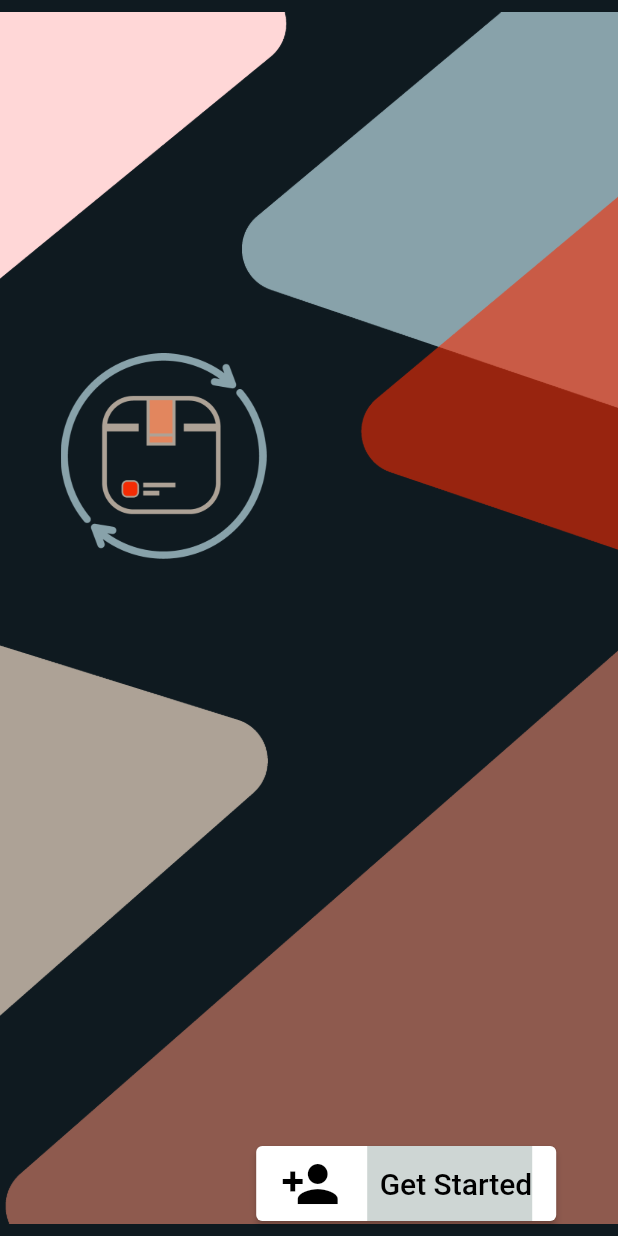
After one commit to Princekumar-Mehta/Flutter_Internship, a Flutter app: the screen it shows after launch, on a phone screen of 412 x 824 dp. The commit adds this screen. Run offline on Flutter 3.47's test engine with Material 2 defaults, Android fonts, the phone set to English and light mode, and no system bars; our stand-ins replace firebase_core, firebase_database; missing offline and left inert: mailer; accounts and stored records are empty.

Commit message:
getStartedSplash screen added

```diff
--- a/lib/Email/send_email.dart
+++ b/lib/Email/send_email.dart
@@ -6,8 +6,8 @@ import 'package:firebase_database/firebase_database.dart';
 import 'package:firebase_core/firebase_core.dart';
 
 main() async {
-  String username = email will be added by database;
-  String password = pwd will be added by database;
+  String username = "email will be added by database";
+  String password = "pwd will be added by database";
 
   final smtpServer = gmail(username, password);
   // Use the SmtpServer class to configure an SMTP server:
--- a/lib/main.dart
+++ b/lib/main.dart
@@ -1,5 +1,12 @@
+// import 'package:project_2/DatabaseManager/databaseManager.dart';
+//
+// main(){
+//   DatabaseManager db = DatabaseManager();
+//
+// }
 import 'package:flutter/material.dart';
 import 'package:project_2/routes.dart';
+import 'package:project_2/screens/getStartedScreen.dart';
 import 'package:project_2/screens/splashScreen.dart';
 import 'package:project_2/screens/loginScreen.dart';
 
@@ -13,10 +20,12 @@ class MyApp extends StatelessWidget {
   @override
   Widget build(BuildContext context) {
     return MaterialApp(
-      initialRoute: MyRoutes.MYHome,
+      initialRoute: MyRoutes.MYSplashScreen,
       routes: {
-        MyRoutes.Mylogin : (context)=> LoginScreen(),
-        MyRoutes.MYHome : (context)=> SplashScreen(),
+        MyRoutes.MYSplashScreen : (context)=> SplashScreen(),
+        MyRoutes.MyGetStartedScreen : (context)=> GetStartedScreen(),
+        MyRoutes.MyLogin : (context)=> LoginScreen(),
+
       },
     );
   }
--- a/lib/routes.dart
+++ b/lib/routes.dart
@@ -1,4 +1,5 @@
 class MyRoutes{
-  static final Mylogin = '/login';
-  static final MYHome = '/home';
+  static final MYSplashScreen = '/splashScreen';
+  static final MyGetStartedScreen = '/getStartedScreen';
+  static final MyLogin = '/login';
 }
--- /dev/null
+++ b/lib/screens/getStartedScreen.dart
@@ -0,0 +1,91 @@
+import 'package:flutter/material.dart';
+import 'package:project_2/routes.dart';
+
+class GetStartedScreen extends StatefulWidget {
+  const GetStartedScreen({Key? key}) : super(key: key);
+
+  @override
+  _GetStartedScreenState createState() => _GetStartedScreenState();
+}
+
+class _GetStartedScreenState extends State<GetStartedScreen> {
+  @override
+  Widget build(BuildContext context) {
+    return MaterialApp(
+      home: Scaffold(
+          backgroundColor: Color(0xFF0F1A20),
+          body: Center(
+            child:Stack(
+                children:[
+                  Positioned(
+                    child:Image.asset(
+                        "assets/images/Abstract_2.png",
+                        height:MediaQuery.of(context).size.height,
+                        width:MediaQuery.of(context).size.width),
+                  ),
+                  Positioned(
+                    top:MediaQuery.of(context).size.height/(3.5),
+                    left:MediaQuery.of(context).size.width/10.2,
+                    child:Image.asset(
+                        "assets/images/DIMS.png",
+                        height:MediaQuery.of(context).size.width/3,
+                        width:MediaQuery.of(context).size.width/3),
+                  ),
+                  Positioned(
+                    bottom:10,
+                    right:MediaQuery.of(context).size.width/10,
+                    child: ElevatedButton(
+                      style: ElevatedButton.styleFrom(
+                        fixedSize: Size(200,50),
+                        primary: Colors.white,
+                      ),
+                      child: Stack(
+                        children: [
+                          Positioned(
+                            left:0,
+                            child: Container(
+                              width:30,
+                              height:50,
+                              child: Icon(Icons.person_add,color:Colors.black,size:40),
+                            ),
+                          ),
+                          Positioned(
+                            right:0,
+                            child:
+                            Container(
+                              width:110,
+                              height:50,
+                              color:Color(0xFFced6d4),
+                              alignment: Alignment.centerRight,
+                              child: Text("Get Started",style:TextStyle(color:Colors.black,fontSize: 20)),
+                            ),
+                          ),
+                        ],
+                      ),
+                      onPressed: (){
+                        Navigator.pushNamed(context,MyRoutes.MyLogin);
+                      },
+                    ),
+                  ),
+                  //   //SliderButton(
+                  //   //   action: (){
+                  //   //
+                  //   //   },
+                  //   //   label: Text(
+                  //   //     "Get Started",
+                  //   //   ),
+                  //   //   icon: Center(
+                  //   //     child: Icon(
+                  //   //       Icons.person_add,
+                  //   //     ),
+                  //   //     width: 230,
+                  //   //   )
+                  //   // )
+                  // ),
+                ]
+            ),
+          )
+      ),
+    );
+  }
+}
--- a/lib/screens/splashScreen.dart
+++ b/lib/screens/splashScreen.dart
@@ -17,7 +17,7 @@ class _SplashScreenState extends State<SplashScreen> {
     // TODO: implement initState
     super.initState();
     Timer(Duration(seconds: 5),
-      ()=>Navigator.pushNamed(context,MyRoutes.Mylogin));
+      ()=>Navigator.pushNamed(context,MyRoutes.MyGetStartedScreen));
   }
   @override
   Widget build(BuildContext context) {
@@ -39,10 +39,10 @@ class _SplashScreenState extends State<SplashScreen> {
                     top:MediaQuery.of(context).size.height*(4/5),
                     left:MediaQuery.of(context).size.width/5,
                     child:Image.asset(
-                        "assets/images/Shivaay_Logo.png",
+                        "assets/images/Shivaay_Logo_Transparent.png",
                         height:MediaQuery.of(context).size.height/5,
                         width:MediaQuery.of(context).size.width*(3/5)),
-                  ),
+                  )
                 ]
             ),
           )
--- a/pubspec.yaml
+++ b/pubspec.yaml
@@ -42,6 +42,11 @@ dependencies:
   image_cropper: ^1.4.1
   image_picker: ^0.8.4+4
   location: ^4.3.0
+  mailer: ^5.0.2
+  fluent_ui: ^3.7.0
+  firebase_database: ^9.0.5
+  firebase: ^9.0.2
+
 
 dev_dependencies:
   flutter_test:
```
Also changed, not shown: assets/images/Abstract_1.png (added), assets/images/Abstract_2.png (added), assets/images/Shivaay_Logo_Transparent.png (added), pubspec.lock, 7 other files.
